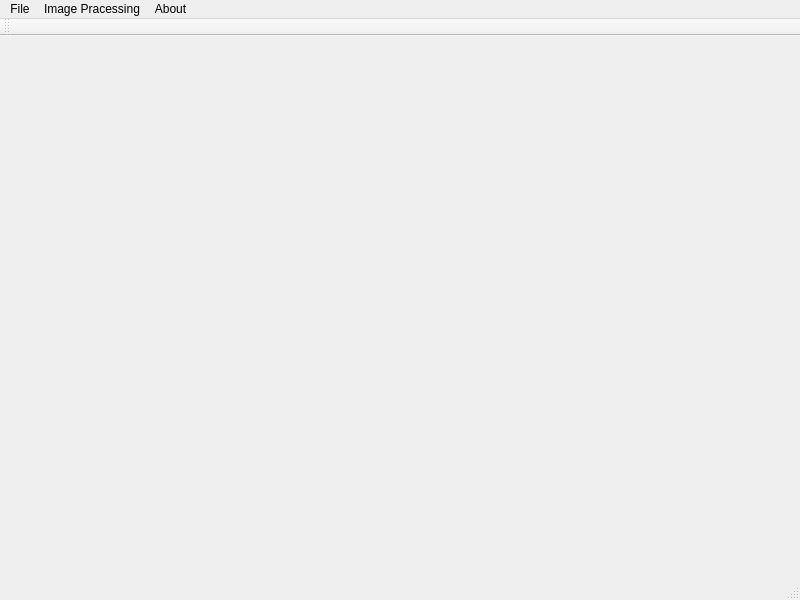
Qt form Digital_Image_Processing_System/psmainwindow.ui (YixinChenn/Image_Process_Sys-Qt-) before a commit.
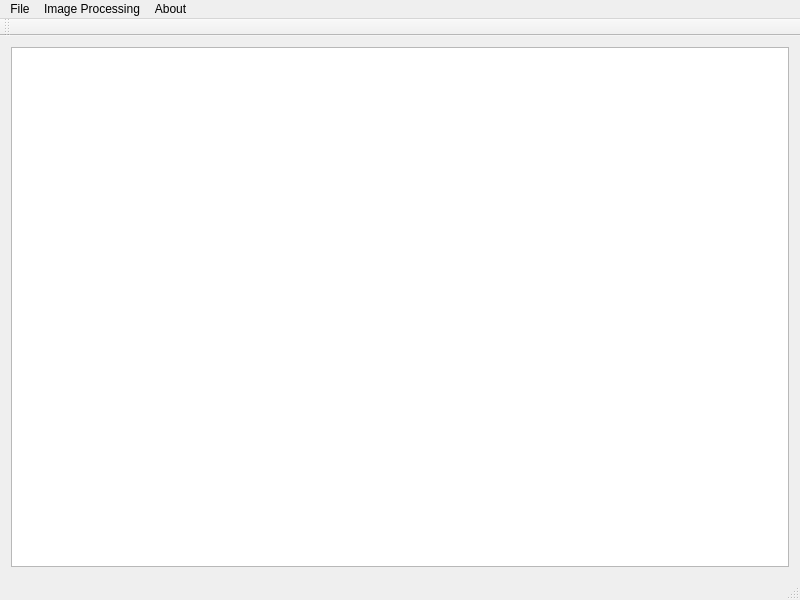
The same form after that commit.

Patch:
```diff
--- a/Digital_Image_Processing_System/psmainwindow.ui
+++ b/Digital_Image_Processing_System/psmainwindow.ui
@@ -25,7 +25,13 @@
   <property name="windowTitle">
    <string>Digital Image Processing System by CYX</string>
   </property>
-  <widget class="QWidget" name="centralWidget"/>
+  <widget class="QWidget" name="centralWidget">
+   <layout class="QGridLayout" name="gridLayout">
+    <item row="0" column="0">
+     <widget class="QGraphicsView" name="graphicsView"/>
+    </item>
+   </layout>
+  </widget>
   <widget class="QMenuBar" name="menuBar">
    <property name="geometry">
     <rect>
@@ -48,7 +54,7 @@
    </widget>
    <widget class="QMenu" name="menuImage_Pracessing">
     <property name="title">
-     <string>Image Pracessing</string>
+     <string>Image Processing</string>
     </property>
     <addaction name="actionImage_interpolation"/>
     <addaction name="actionMedian_filtering"/>
```
